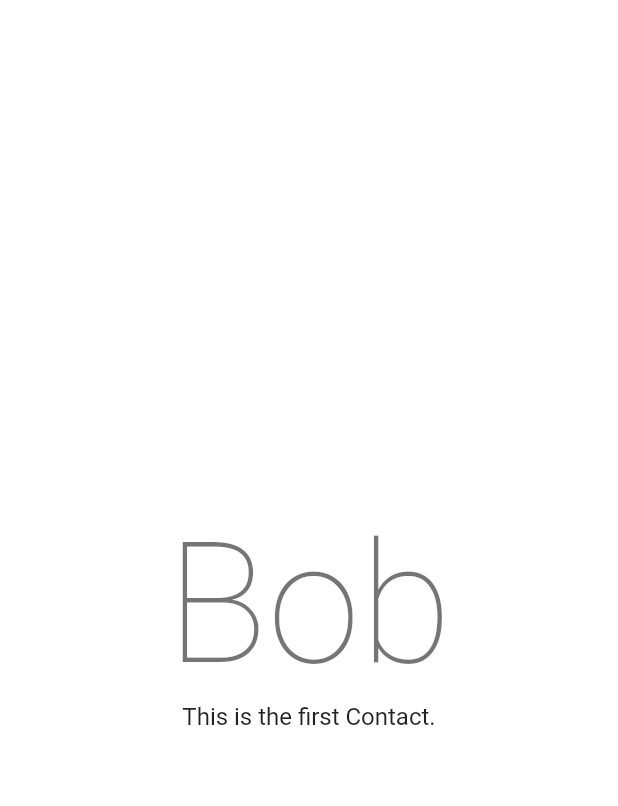
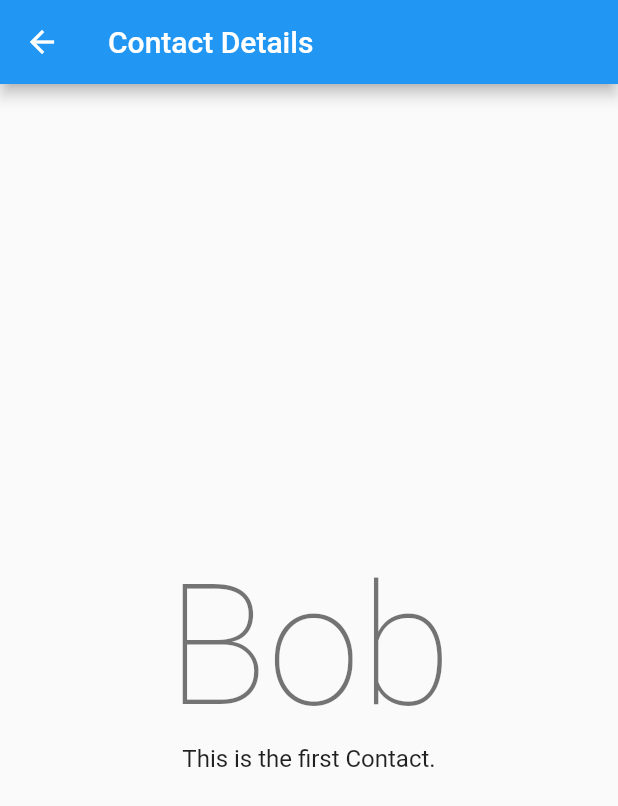
Before and after one commit to a-ng9/tablet, a Flutter app: the screen it shows after launch, after a tap on "Bob", on a phone screen of 412 x 824 dp. Shown: the top 806 px of the screen. Run offline on Flutter 3.47's test engine with Material 2 defaults, Android fonts, the phone set to English and light mode, and no system bars.

Commit message:
updated mobile mode

```diff
--- a/lib/contactDetails.dart
+++ b/lib/contactDetails.dart
@@ -29,6 +29,17 @@ class _ContactDetailsState extends State<ContactDetails> {
       ],
     );
 
+    var shortestSide = MediaQuery.of(context).size.width;
+
+    //change 600 to 820 to test on Ipad and change orientation to see the different modes trigger
+    if (shortestSide < 820) {
+      return Scaffold(
+          appBar: AppBar(
+            title: Text('Contact Details'),
+          ),
+          body: Center(child: content));
+    }
+
     return Center(child: content);
   }
 }
--- a/lib/contact_listing.dart
+++ b/lib/contact_listing.dart
@@ -12,7 +12,8 @@ class ContactList extends StatelessWidget {
     return ListView(
       children: contacts.map(
         (contact) {
-          return ListTile(
+          return Container(
+            child: ListTile(
               title: Text(
                 contact.title,
                 style: TextStyle(fontWeight: FontWeight.bold),
@@ -28,6 +29,10 @@ class ContactList extends StatelessWidget {
               //       MaterialPageRoute(
               //           builder: (_) => ContactDetails(contact: contact)));
               // },
+            ),
+            decoration: BoxDecoration(
+              border: Border(bottom: BorderSide(color: Colors.grey)),
+            ),
           );
         },
       ).toList(),
--- a/lib/master_detail_container.dart
+++ b/lib/master_detail_container.dart
@@ -18,7 +18,8 @@ class _MasterDetailContainerState extends State<MasterDetailContainer> {
         elevation: 0,
         title: Text("Mobile Mode"),
       ),
-      body: ContactList(
+      body: Center(
+        child: ContactList(
           itemSelectedCallback: (contact) {
             Navigator.push(
                 context,
@@ -27,6 +28,7 @@ class _MasterDetailContainerState extends State<MasterDetailContainer> {
                           contact: contact,
                         )));
           },
+        ),
       ),
     );
   }
@@ -66,13 +68,11 @@ class _MasterDetailContainerState extends State<MasterDetailContainer> {
 
   @override
   Widget build(BuildContext context) {
-    ////regardless of the orientation, it will always look for the shortest side of the device
+    ////regardless of the orientation, below code will always look for the shortest side of the device
     //var shortestSide = MediaQuery.of(context).size.shortestSide;
-
-    ///usee mobile layout if shortest side is smaller than 600
     // var useMobileLayout = shortestSide < 600;
 
-    //////the commented code below will look for the shortest width whether landscape or portrait
+    //////will look for the shortest width in relation to the orientation of the device
     var shortestSide = MediaQuery.of(context).size.width;
 
     //change 600 to 820 to test on Ipad and change orientation to see the different modes trigger
```
Lines whose indentation alone changed are shown as unchanged.
